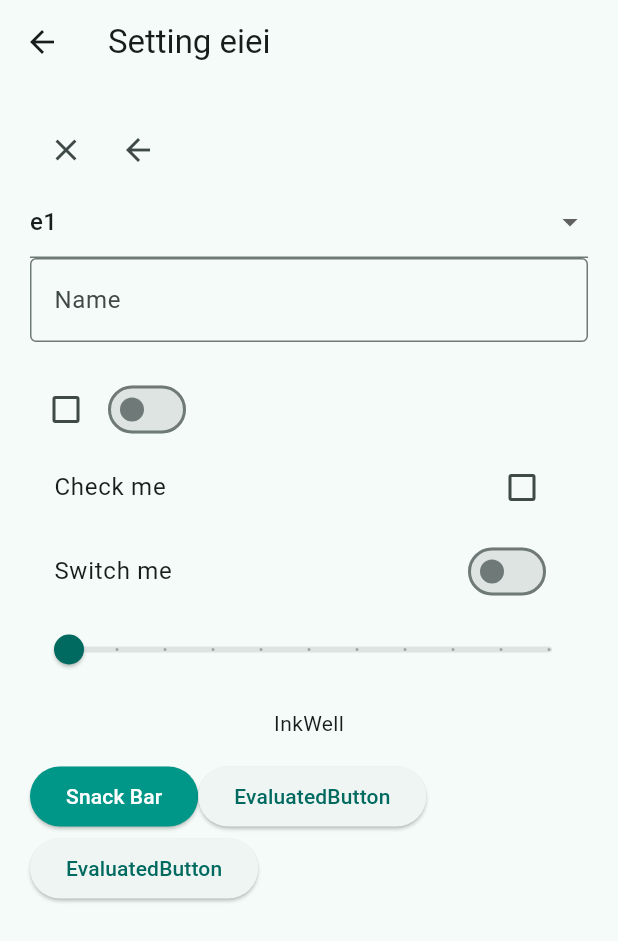
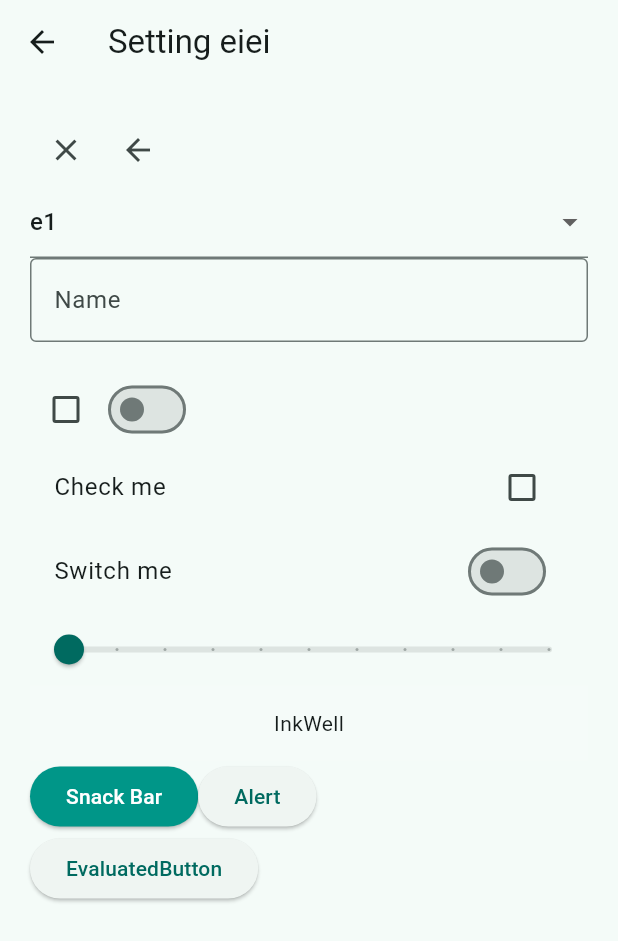
Before and after one commit to amphikapha/flutterdeng, a Flutter app: the SettingPage screen opened directly, on a phone screen of 412 x 824 dp. Shown: the top 941 px of the screen. Run offline on Flutter 3.47's test engine with Material 3 defaults, Android fonts, the phone set to English and light mode, and no system bars.

Commit message:
alert dialog

```diff
--- a/lib/views/pages/setting_page.dart
+++ b/lib/views/pages/setting_page.dart
@@ -142,9 +142,22 @@ class _SettingPageState extends State<SettingPage> {
                   ),
                   ElevatedButton(
                     onPressed: () {
-                      print('EvaluatedButton pressed');
+                      showDialog(context: context, builder:(context) {
+                        return AlertDialog.adaptive(
+                          title: const Text('Alert Dialog'),
+                          content: const Text('Hello from Alert Dialog'),
+                          actions: [
+                            TextButton(
+                              onPressed: () {
+                                Navigator.pop(context);
+                              },
+                              child: const Text('OK'),
+                            ),
+                          ],
+                        );
+                      },);
                     },
-                    child: const Text('EvaluatedButton'),
+                    child: const Text('Alert'),
                   ),
                 ],
               ),
```
